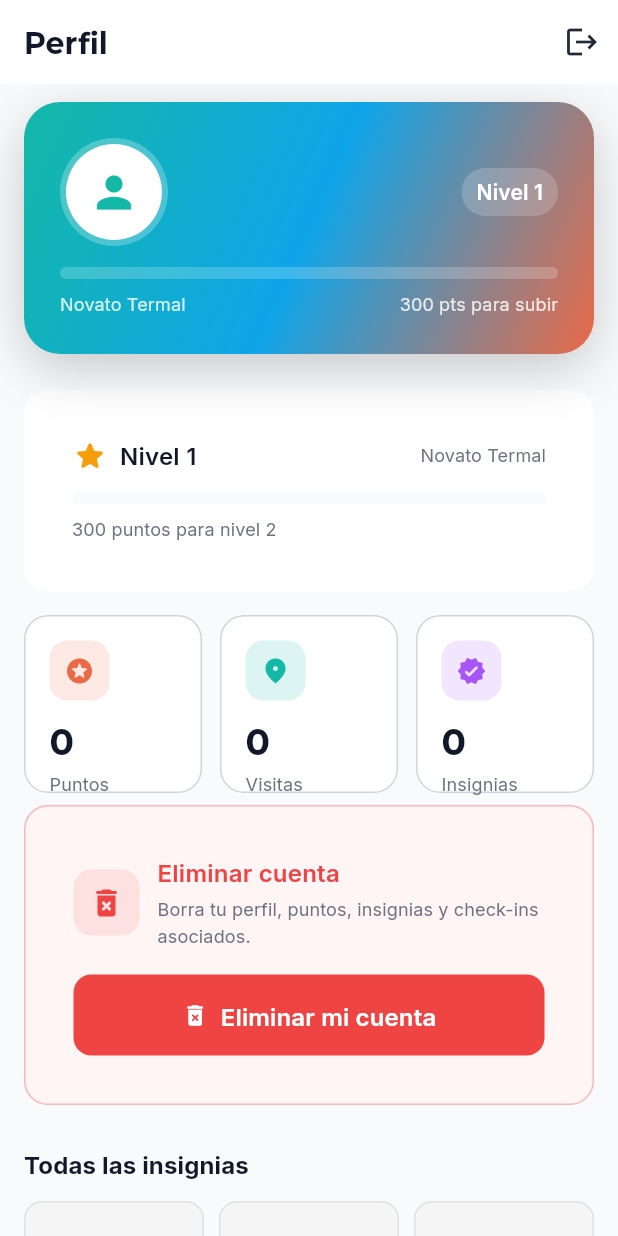
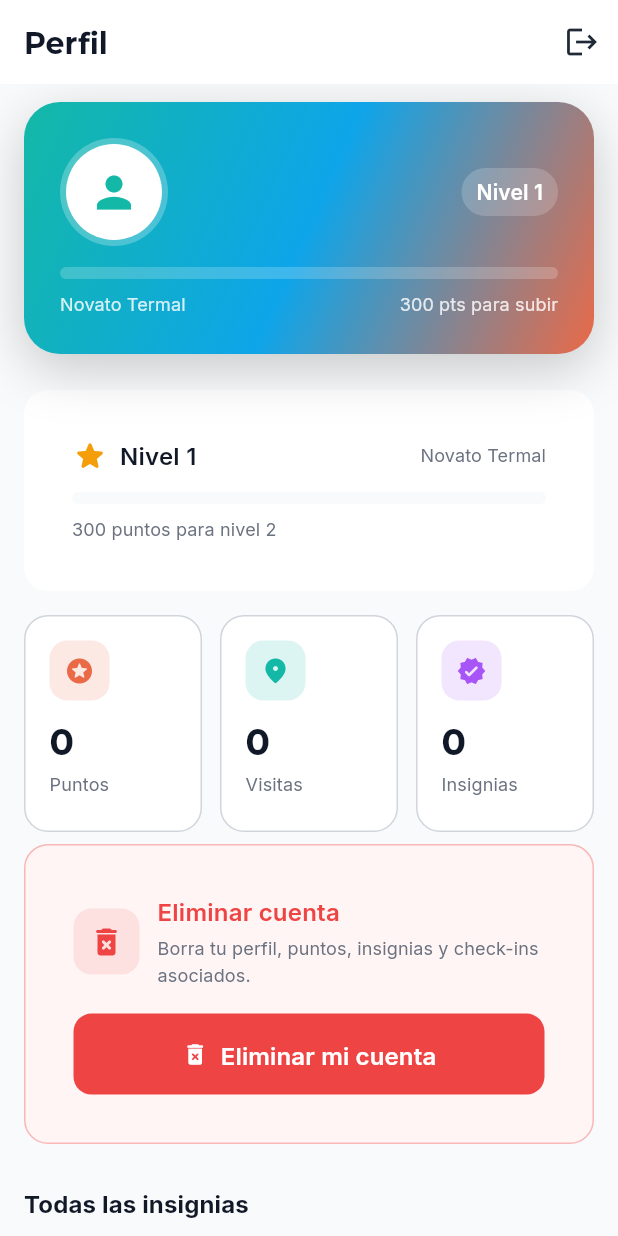
Before and after one commit to MrCaride/Ourense_Termal, a Flutter app: the ProfileScreen screen opened directly with empty values, on a phone screen of 412 x 824 dp. Run offline on Flutter 3.47's test engine with Material 3 defaults, Android fonts, the phone set to English and light mode, and no system bars; our stand-ins replace cloud_firestore, firebase_auth, firebase_core, flutter_map, geolocator, google_fonts and 5 more; missing offline and left inert: dart:html, flutter_map_cancellable_tile_provider, mobile_scanner; accounts and stored records are empty.

Commit message:
Cambios puntuales

```diff
--- a/lib/components/info_tiles.dart
+++ b/lib/components/info_tiles.dart
@@ -75,7 +75,12 @@ class StatTile extends StatelessWidget {
             ],
           ),
           const SizedBox(height: AppSpacing.md),
-          Text(value, style: AppTypography.displaySmall),
+          Text(
+            value,
+            style: AppTypography.displaySmall,
+            maxLines: 1,
+            overflow: TextOverflow.ellipsis,
+          ),
           if (label != null)
             Padding(
               padding: const EdgeInsets.only(top: AppSpacing.xs),
@@ -84,6 +89,8 @@ class StatTile extends StatelessWidget {
                 style: AppTypography.bodySmall.copyWith(
                   color: AppColors.textSecondary,
                 ),
+                maxLines: 1,
+                overflow: TextOverflow.ellipsis,
               ),
             ),
         ],
--- a/lib/screens/profile_screen.dart
+++ b/lib/screens/profile_screen.dart
@@ -216,22 +216,28 @@ class ProfileScreen extends StatelessWidget {
             ),
           ),
           // Stats
-          SliverToBoxAdapter(
-            child: Padding(
+          SliverPadding(
             padding: const EdgeInsets.symmetric(horizontal: 16),
-              child: GridView.count(
-                crossAxisCount: 3,
-                shrinkWrap: true,
-                physics: const NeverScrollableScrollPhysics(),
+            sliver: Builder(builder: (context) {
+              final width = MediaQuery.of(context).size.width - 32; // padding accounted
+              final crossAxisCount = width < 360 ? 2 : 3;
+
+              return SliverGrid(
+                gridDelegate: SliverGridDelegateWithFixedCrossAxisCount(
+                  crossAxisCount: crossAxisCount,
                   mainAxisSpacing: 12,
                   crossAxisSpacing: 12,
-                children: [
+                  childAspectRatio: 0.82,
+                ),
+                delegate: SliverChildListDelegate(
+                  [
                     StatTile(icon: Icons.stars_rounded, value: user.points.toString(), label: 'Puntos', color: AppColors.thermalWarm),
                     StatTile(icon: Icons.location_on_rounded, value: checkIns.length.toString(), label: 'Visitas', color: AppColors.thermalCool),
                     StatTile(icon: Icons.verified_rounded, value: user.badges.length.toString(), label: 'Insignias', color: AppColors.accentPurple),
                   ],
                 ),
-            ),
+              );
+            }),
           ),
           SliverToBoxAdapter(
             child: Padding(
@@ -424,22 +430,7 @@ class ProfileScreen extends StatelessWidget {
             ),
           ),
           const SliverPadding(padding: EdgeInsets.only(top: 16)),
-          // Botón de logout
-          SliverToBoxAdapter(
-            child: Padding(
-              padding: const EdgeInsets.symmetric(horizontal: 16),
-              child: OutlinedButton.icon(
-                onPressed: () => _confirmAndLogout(context),
-                icon: const Icon(Icons.logout),
-                label: const Text('Cerrar sesión'),
-                style: OutlinedButton.styleFrom(
-                  padding: const EdgeInsets.symmetric(vertical: 16),
-                  side: const BorderSide(color: AppColors.accentRed),
-                  foregroundColor: AppColors.accentRed,
-                ),
-              ),
-            ),
-          ),
+          // (Logout button removed from end of profile per request)
           const SliverPadding(padding: EdgeInsets.only(bottom: 32)),
         ],
       ),
```
Also changed, not shown: lib/screens/admin_screen.dart (+2 -18 lines). Lines whose indentation alone changed are shown as unchanged.
